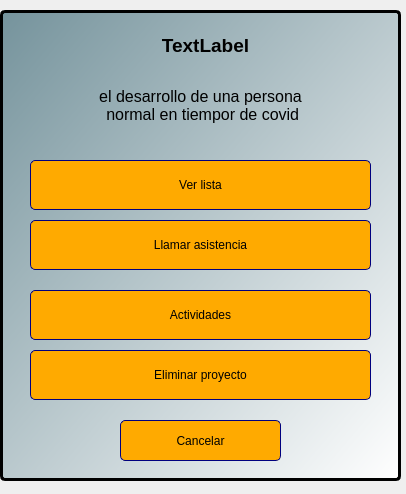
This is ui_files/cuadro_mensaje.ui in Romehe369/aec_contrastistas_g as Qt 5 draws it before an edit. The edited form follows.
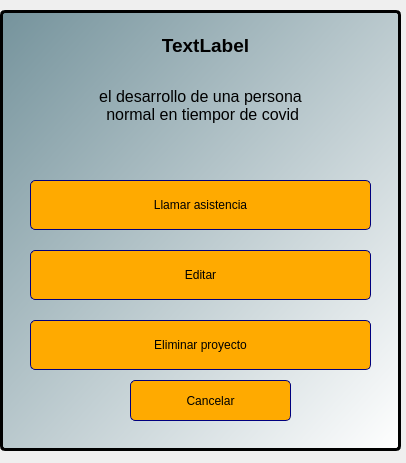
This is the edited form.

What changed in the file:
```diff
--- a/ui_files/cuadro_mensaje.ui
+++ b/ui_files/cuadro_mensaje.ui
@@ -7,7 +7,7 @@
     <x>0</x>
     <y>0</y>
     <width>406</width>
-    <height>494</height>
+    <height>463</height>
    </rect>
   </property>
   <property name="windowTitle">
@@ -19,7 +19,7 @@
      <x>0</x>
      <y>10</y>
      <width>401</width>
-     <height>471</height>
+     <height>441</height>
     </rect>
    </property>
    <property name="styleSheet">
@@ -56,7 +56,7 @@
     <property name="geometry">
      <rect>
       <x>30</x>
-      <y>210</y>
+      <y>170</y>
       <width>341</width>
       <height>50</height>
      </rect>
@@ -70,7 +70,7 @@
     <property name="maximumSize">
      <size>
       <width>16777215</width>
-      <height>50</height>
+      <height>16777215</height>
      </size>
     </property>
     <property name="sizeIncrement">
@@ -83,36 +83,11 @@
      <string>Llamar asistencia</string>
     </property>
    </widget>
-   <widget class="QPushButton" name="btn_view_list">
-    <property name="geometry">
-     <rect>
-      <x>30</x>
-      <y>150</y>
-      <width>341</width>
-      <height>50</height>
-     </rect>
-    </property>
-    <property name="minimumSize">
-     <size>
-      <width>0</width>
-      <height>50</height>
-     </size>
-    </property>
-    <property name="sizeIncrement">
-     <size>
-      <width>0</width>
-      <height>50</height>
-     </size>
-    </property>
-    <property name="text">
-     <string>Ver lista</string>
-    </property>
-   </widget>
    <widget class="QPushButton" name="btn_delete_project">
     <property name="geometry">
      <rect>
       <x>30</x>
-      <y>340</y>
+      <y>310</y>
       <width>341</width>
       <height>50</height>
      </rect>
@@ -143,7 +118,7 @@
     <property name="geometry">
      <rect>
       <x>30</x>
-      <y>280</y>
+      <y>240</y>
       <width>341</width>
       <height>50</height>
      </rect>
@@ -167,7 +142,7 @@
      </size>
     </property>
     <property name="text">
-     <string>Actividades</string>
+     <string>Editar</string>
     </property>
    </widget>
    <widget class="QLabel" name="label_title">
@@ -198,8 +173,8 @@
    <widget class="QPushButton" name="btn_decline">
     <property name="geometry">
      <rect>
-      <x>120</x>
-      <y>410</y>
+      <x>130</x>
+      <y>370</y>
       <width>161</width>
       <height>41</height>
      </rect>
```
